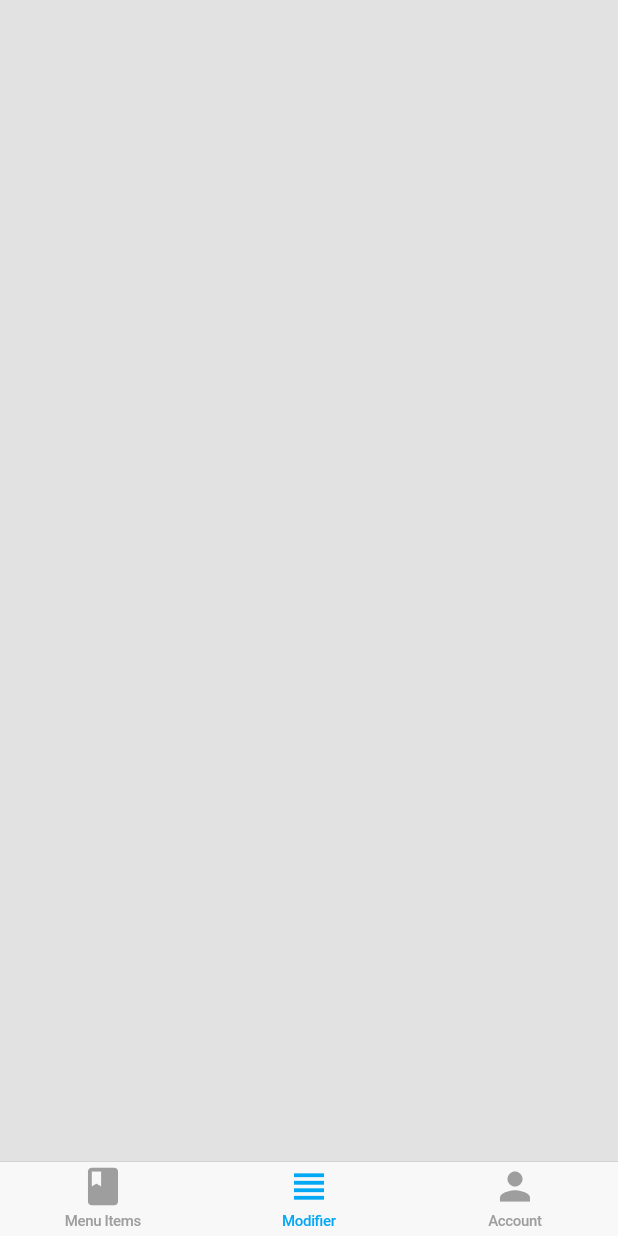
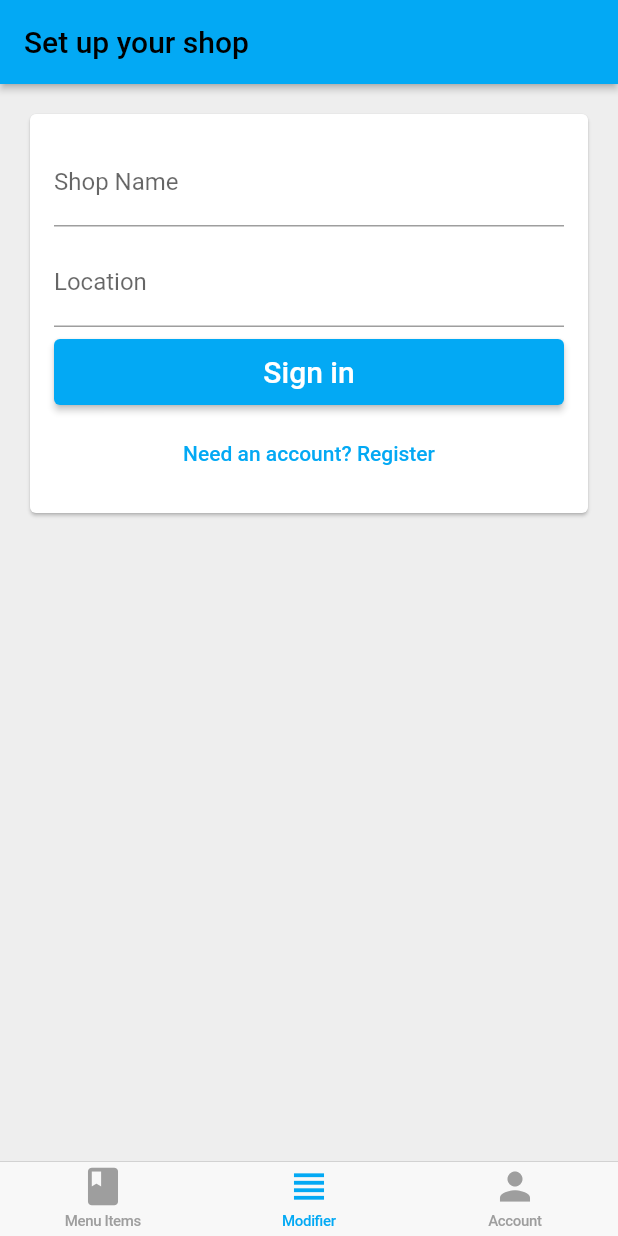
Before and after one commit to derrabeh/coffeasy, a Flutter app: the screen it shows once a user with an empty profile is signed in, item 2 of the bottom bar chosen, on a phone screen of 412 x 824 dp. Run offline on Flutter 3.47's test engine with Material 2 defaults, Android fonts, the phone set to English and light mode, and no system bars; our stand-ins replace cloud_firestore, firebase_auth, firebase_core, google_sign_in; accounts and stored records are empty.

Commit message:
Added shop set up form

```diff
--- /dev/null
+++ b/lib/home/account/shop_set_up_form_change_notifier.dart
@@ -0,0 +1,147 @@
+import 'package:coffeasy/APP/sign_in/email_sign_in_change_model.dart';
+import 'package:coffeasy/common_widgets/form_submit_button.dart';
+import 'package:coffeasy/common_widgets/show_exception_alert_dialog.dart';
+import 'package:coffeasy/services/auth.dart';
+import 'package:firebase_auth/firebase_auth.dart';
+import 'package:flutter/material.dart';
+import 'package:provider/provider.dart';
+
+class ShopSetUpFormChangeNotifier extends StatefulWidget {
+  ShopSetUpFormChangeNotifier({required this.model});
+  final EmailSignInChangeModel model;
+
+  static Widget create(BuildContext context) {
+    final auth = Provider.of<AuthBase>(context, listen: false);
+    return ChangeNotifierProvider<EmailSignInChangeModel>(
+      create: (_) => EmailSignInChangeModel(auth: auth),
+      child: Consumer<EmailSignInChangeModel>(
+        builder: (_, model, __) => ShopSetUpFormChangeNotifier(model: model),
+      ),
+    );
+  }
+
+  @override
+  _ShopSetUpFormChangeNotifierState createState() => _ShopSetUpFormChangeNotifierState();
+}
+
+
+class _ShopSetUpFormChangeNotifierState extends State<ShopSetUpFormChangeNotifier> {
+  final TextEditingController _shopNameController = TextEditingController();
+  final TextEditingController _locationController = TextEditingController();
+  final FocusNode _shopNameFocusNode = FocusNode();
+  final FocusNode _locationFocusNode = FocusNode();
+
+  EmailSignInChangeModel get model => widget.model;
+
+  //called when a widget is removed from the widget tree
+  @override
+  void dispose(){
+    //print('dispose called');
+    _shopNameController.dispose();
+    _locationController.dispose();
+    _shopNameFocusNode.dispose();
+    _locationFocusNode.dispose();
+    super.dispose();
+  }
+
+  Future<void> _submit() async {
+    //print('email: ${_emailController.text}, password: ${_passwordController.text}');
+    //should only print once if form submission is disabled while waiting for response
+    //print('submit called');
+    try {
+      //Artificial delay to test disabling multiple form submission while waiting for response
+      //await Future.delayed(Duration(seconds: 3));
+      await model.submit();
+      Navigator.pop(context);
+    } on FirebaseAuthException catch (e) {
+      print(e.toString());
+      showExceptionAlertDialog(context,
+          title: 'Set Up Failed',
+          exception: e);
+    }
+  }
+
+  //moves focus to password field when user press on 'next' after editing email
+  //if email is invalid, focus stays on email
+  void _shopNameEditingComplete() {
+    //TODO: change to shop name validator
+    final newFocus = model.emailValidator.isValid(model.email)
+        ? _locationFocusNode
+        : _shopNameFocusNode;
+    FocusScope.of(context).requestFocus(newFocus);
+  }
+
+
+  List<Widget> _buildChildren() {
+    return [
+      _buildShopNameTextField(),
+      SizedBox(
+        height: 8,
+      ),
+      _buildLocationTextField(),
+      SizedBox(
+        height: 8,
+      ),
+      FormSubmitButton(
+        onPressed: model.canSubmit ? _submit : () {},
+        text: model.primaryButtonText,
+      ),
+      SizedBox(
+        height: 8,
+      ),
+      TextButton(
+        onPressed: (){},
+        child: Text(model.secondaryButtonText),
+      ),
+    ];
+  }
+
+  TextField _buildLocationTextField() {
+    return TextField(
+      controller: _locationController,
+      focusNode: _locationFocusNode,
+      decoration: InputDecoration(
+        labelText: 'Location',
+        hintText: 'The pickup location of your establishment',
+        errorText: model.passwordErrorText,
+        enabled: model.isLoading == false,
+      ),
+      textInputAction: TextInputAction.done,
+      obscureText: true,
+      onChanged: (password) => model.updateWith(password: password),
+      onEditingComplete: _submit,
+    );
+  }
+
+  TextField _buildShopNameTextField() {
+    return TextField(
+      controller: _shopNameController,
+      focusNode: _shopNameFocusNode,
+      decoration: InputDecoration(
+        labelText: 'Shop Name',
+        errorText: model.emailErrorText,
+        enabled: model.isLoading == false,
+      ),
+      autocorrect: false,
+      keyboardType: TextInputType.emailAddress,
+      textInputAction: TextInputAction.next,
+      onChanged: (email) => model.updateWith(email: email),
+      onEditingComplete: () => _shopNameEditingComplete(),
+      //print in console the input
+      //onChanged: (value) => print(value)
+    );
+  }
+
+  @override
+  Widget build(BuildContext context) {
+    return Padding(
+      padding: const EdgeInsets.all(16.0),
+      child: Column(
+        crossAxisAlignment: CrossAxisAlignment.stretch,
+        mainAxisSize: MainAxisSize.min,
+        children: _buildChildren(),
+      ),
+    );
+  }
+
+}
--- /dev/null
+++ b/lib/home/account/shop_set_up_page.dart
@@ -0,0 +1,25 @@
+import 'package:coffeasy/home/account/shop_set_up_form_change_notifier.dart';
+import 'package:flutter/material.dart';
+
+class ShopSetUpPage extends StatelessWidget {
+  const ShopSetUpPage({Key? key}) : super(key: key);
+
+  @override
+  Widget build(BuildContext context) {
+    return Scaffold(
+      appBar: AppBar(
+        title: Text('Set up your shop'),
+        elevation: 2,
+      ),
+      body: SingleChildScrollView(
+        child: Padding(
+          padding: const EdgeInsets.all(16.0),
+          child: Card(
+            child: ShopSetUpFormChangeNotifier.create(context),
+          ),
+        ),
+      ),
+      backgroundColor: Colors.grey[200],
+    );
+  }
+}
--- a/lib/home/home_page.dart
+++ b/lib/home/home_page.dart
@@ -1,4 +1,5 @@
 import 'package:coffeasy/home/account/account_page.dart';
+import 'package:coffeasy/home/account/shop_set_up_page.dart';
 import 'package:coffeasy/home/cupertino_home_scaffold.dart';
 import 'package:coffeasy/home/menu_item/menu_page.dart';
 import 'package:coffeasy/home/tab_item.dart';
@@ -24,7 +25,7 @@ class _HomePageState extends State<HomePage> {
   Map<TabItem, WidgetBuilder> get widgetBuilders {
     return {
       TabItem.menuItem: (_) => MenuPage(),
-      TabItem.modifier: (_) => Container(),
+      TabItem.modifier: (_) => ShopSetUpPage(),
       TabItem.account: (_) => AccountPage(),
     };
   }
```
